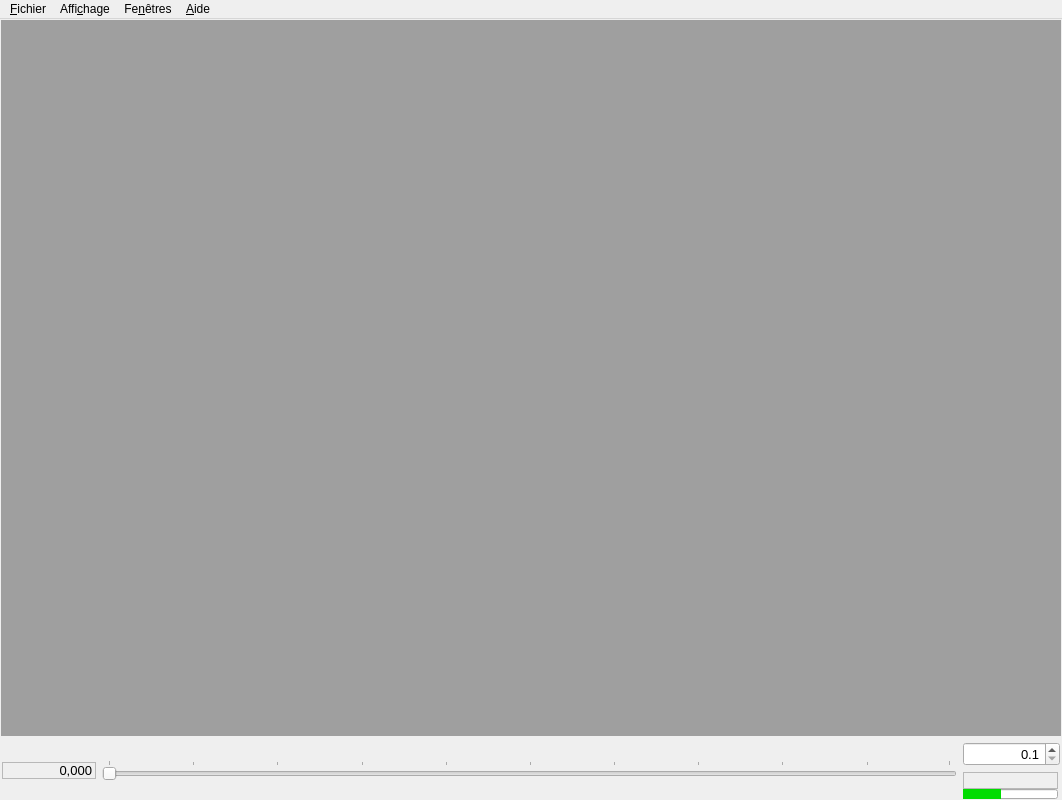
The window that mainwindow.ui (YGuinand/EspSimu) describes before a commit, drawn with Qt 5.
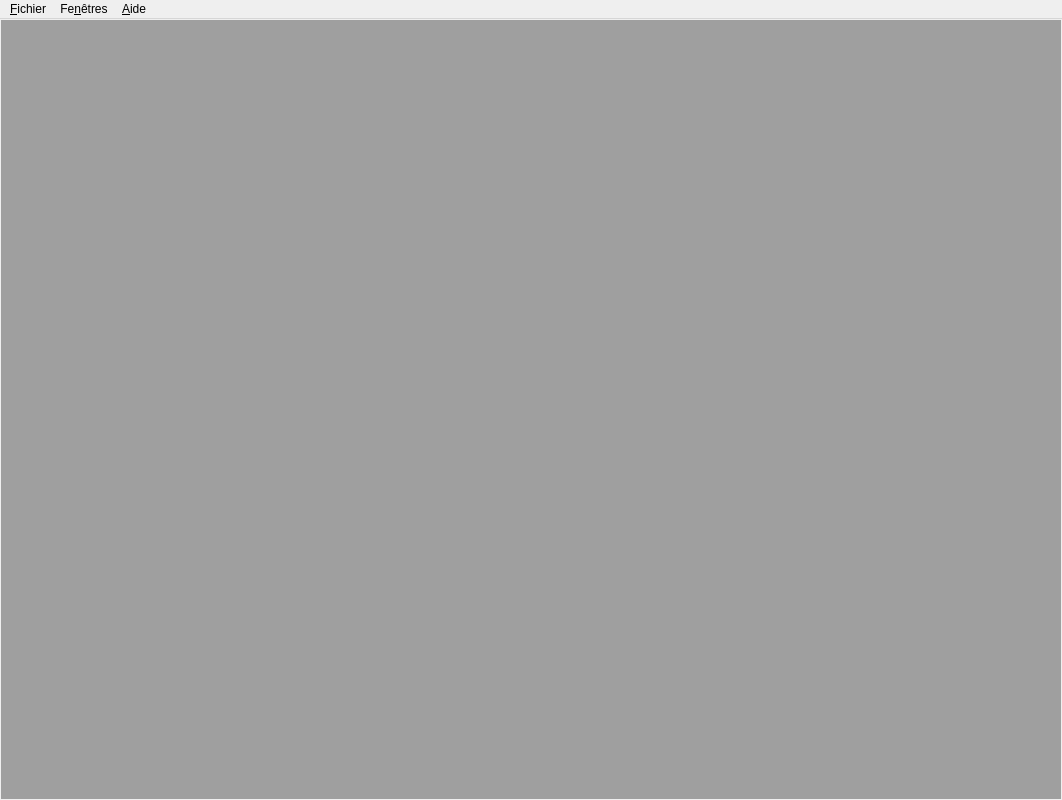
The same window after the commit. Icons and pictures are not drawn.

What changed in the file:
```diff
--- a/mainwindow.ui
+++ b/mainwindow.ui
@@ -71,233 +71,6 @@
       </item>
      </layout>
     </item>
-    <item>
-     <widget class="QWidget" name="widgetSpeedBar" native="true">
-      <layout class="QHBoxLayout" name="horizontalLayout">
-       <property name="leftMargin">
-        <number>1</number>
-       </property>
-       <property name="topMargin">
-        <number>0</number>
-       </property>
-       <property name="rightMargin">
-        <number>1</number>
-       </property>
-       <property name="bottomMargin">
-        <number>0</number>
-       </property>
-       <item>
-        <widget class="QLabel" name="labelTime">
-         <property name="sizePolicy">
-          <sizepolicy hsizetype="Fixed" vsizetype="Fixed">
-           <horstretch>0</horstretch>
-           <verstretch>0</verstretch>
-          </sizepolicy>
-         </property>
-         <property name="minimumSize">
-          <size>
-           <width>94</width>
-           <height>0</height>
-          </size>
-         </property>
-         <property name="font">
-          <font>
-           <pointsize>10</pointsize>
-          </font>
-         </property>
-         <property name="toolTip">
-          <string>Temps simulé</string>
-         </property>
-         <property name="frameShape">
-          <enum>QFrame::StyledPanel</enum>
-         </property>
-         <property name="frameShadow">
-          <enum>QFrame::Sunken</enum>
-         </property>
-         <property name="text">
-          <string>0,000</string>
-         </property>
-         <property name="alignment">
-          <set>Qt::AlignRight|Qt::AlignTrailing|Qt::AlignVCenter</set>
-         </property>
-         <property name="margin">
-          <number>4</number>
-         </property>
-        </widget>
-       </item>
-       <item>
-        <widget class="QSlider" name="speedSlider">
-         <property name="sizePolicy">
-          <sizepolicy hsizetype="Expanding" vsizetype="Fixed">
-           <horstretch>0</horstretch>
-           <verstretch>0</verstretch>
-          </sizepolicy>
-         </property>
-         <property name="minimumSize">
-          <size>
-           <width>200</width>
-           <height>0</height>
-          </size>
-         </property>
-         <property name="toolTip">
-          <string>Facteur de ralentissement
-1=temps réel</string>
-         </property>
-         <property name="minimum">
-          <number>1</number>
-         </property>
-         <property name="maximum">
-          <number>500</number>
-         </property>
-         <property name="orientation">
-          <enum>Qt::Horizontal</enum>
-         </property>
-         <property name="invertedAppearance">
-          <bool>false</bool>
-         </property>
-         <property name="invertedControls">
-          <bool>false</bool>
-         </property>
-         <property name="tickPosition">
-          <enum>QSlider::TicksAbove</enum>
-         </property>
-         <property name="tickInterval">
-          <number>50</number>
-         </property>
-        </widget>
-       </item>
-       <item>
-        <layout class="QVBoxLayout" name="verticalLayout">
-         <property name="spacing">
-          <number>6</number>
-         </property>
-         <item>
-          <widget class="QDoubleSpinBox" name="speedSpinBox">
-           <property name="sizePolicy">
-            <sizepolicy hsizetype="Fixed" vsizetype="Fixed">
-             <horstretch>0</horstretch>
-             <verstretch>0</verstretch>
-            </sizepolicy>
-           </property>
-           <property name="minimumSize">
-            <size>
-             <width>97</width>
-             <height>0</height>
-            </size>
-           </property>
-           <property name="font">
-            <font>
-             <pointsize>10</pointsize>
-            </font>
-           </property>
-           <property name="toolTip">
-            <string>Facteur de ralentissement
-1=temps réel</string>
-           </property>
-           <property name="alignment">
-            <set>Qt::AlignRight|Qt::AlignTrailing|Qt::AlignVCenter</set>
-           </property>
-           <property name="buttonSymbols">
-            <enum>QAbstractSpinBox::UpDownArrows</enum>
-           </property>
-           <property name="decimals">
-            <number>1</number>
-           </property>
-           <property name="minimum">
-            <double>0.100000000000000</double>
-           </property>
-           <property name="maximum">
-            <double>50.000000000000000</double>
-           </property>
-           <property name="singleStep">
-            <double>0.500000000000000</double>
-           </property>
-          </widget>
-         </item>
-         <item>
-          <layout class="QVBoxLayout" name="verticalLayout_2">
-           <property name="spacing">
-            <number>0</number>
-           </property>
-           <item>
-            <widget class="QLabel" name="speedLabel">
-             <property name="sizePolicy">
-              <sizepolicy hsizetype="Fixed" vsizetype="Fixed">
-               <horstretch>0</horstretch>
-               <verstretch>0</verstretch>
-              </sizepolicy>
-             </property>
-             <property name="minimumSize">
-              <size>
-               <width>95</width>
-               <height>0</height>
-              </size>
-             </property>
-             <property name="font">
-              <font>
-               <pointsize>10</pointsize>
-              </font>
-             </property>
-             <property name="toolTip">
-              <string>Rapport réel</string>
-             </property>
-             <property name="frameShape">
-              <enum>QFrame::StyledPanel</enum>
-             </property>
-             <property name="frameShadow">
-              <enum>QFrame::Sunken</enum>
-             </property>
-             <property name="text">
-              <string/>
-             </property>
-             <property name="margin">
-              <number>4</number>
-             </property>
-            </widget>
-           </item>
-           <item>
-            <widget class="QProgressBar" name="progressBar">
-             <property name="sizePolicy">
-              <sizepolicy hsizetype="Fixed" vsizetype="Maximum">
-               <horstretch>0</horstretch>
-               <verstretch>0</verstretch>
-              </sizepolicy>
-             </property>
-             <property name="minimumSize">
-              <size>
-               <width>95</width>
-               <height>0</height>
-              </size>
-             </property>
-             <property name="maximumSize">
-              <size>
-               <width>16777215</width>
-               <height>10</height>
-              </size>
-             </property>
-             <property name="toolTip">
-              <string>Charge de calcul</string>
-             </property>
-             <property name="styleSheet">
-              <string notr="true">::chunk {
-	background-color: rgb(0,220,0);
-}</string>
-             </property>
-             <property name="value">
-              <number>40</number>
-             </property>
-             <property name="format">
-              <string/>
-             </property>
-            </widget>
-           </item>
-          </layout>
-         </item>
-        </layout>
-       </item>
-      </layout>
-     </widget>
-    </item>
    </layout>
   </widget>
   <widget class="QMenuBar" name="menuBar">
@@ -309,13 +82,7 @@
      <height>21</height>
     </rect>
    </property>
-   <widget class="QMenu" name="menu_Affichage">
-    <property name="title">
-     <string>Affi&amp;chage</string>
-    </property>
-    <addaction name="action_Barre_de_vitesse"/>
-   </widget>
-   <widget class="QMenu" name="menuFe_n_tres">
+      <widget class="QMenu" name="menuFe_n_tres">
     <property name="enabled">
      <bool>true</bool>
     </property>
@@ -352,7 +119,6 @@
     <addaction name="action_Quitter"/>
    </widget>
    <addaction name="menu_Quitter"/>
-   <addaction name="menu_Affichage"/>
    <addaction name="menuFe_n_tres"/>
    <addaction name="menu_Aide"/>
   </widget>
```
Left out of the diff: 37 changed lines with no effect on the pictures.
